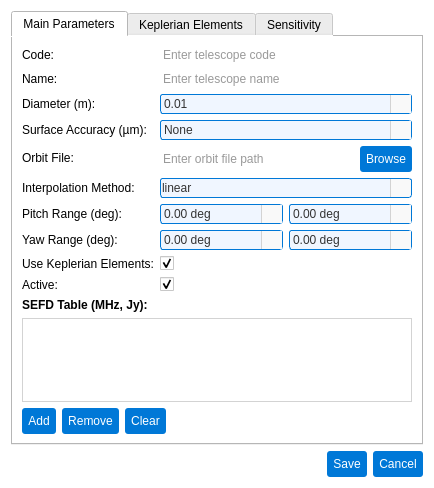
This is pastrocore/gui_pyside/dialog_editor_space_telescope.ui in Torward1024/pAstroCORE as Qt 5 draws it before an edit. The edited form follows.
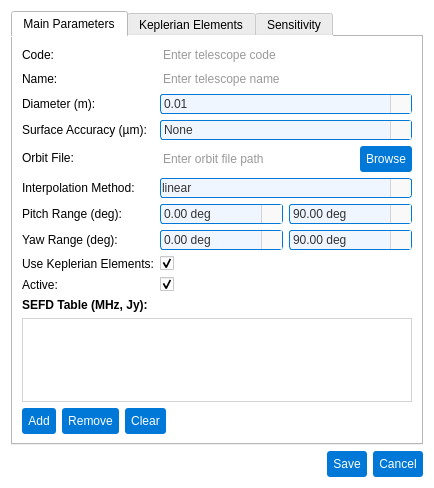
This is the edited form. Icons and pictures are not drawn.

Patch:
```diff
--- a/pastrocore/gui_pyside/dialog_editor_space_telescope.ui
+++ b/pastrocore/gui_pyside/dialog_editor_space_telescope.ui
@@ -716,11 +716,14 @@
               <number>2</number>
              </property>
              <property name="minimum">
-              <double>-90.000000000000000</double>
+              <double>0.000000000000000</double>
              </property>
              <property name="maximum">
               <double>90.000000000000000</double>
              </property>
+             <property name="value">
+              <double>90.000000000000000</double>
+             </property>
             </widget>
            </item>
           </layout>
@@ -903,11 +906,14 @@
               <number>2</number>
              </property>
              <property name="minimum">
-              <double>-180.000000000000000</double>
+              <double>0.000000000000000</double>
              </property>
              <property name="maximum">
               <double>180.000000000000000</double>
              </property>
+             <property name="value">
+              <double>90.000000000000000</double>
+             </property>
             </widget>
            </item>
           </layout>
```
Left out of the diff: 4 changed lines with no effect on the pictures.
